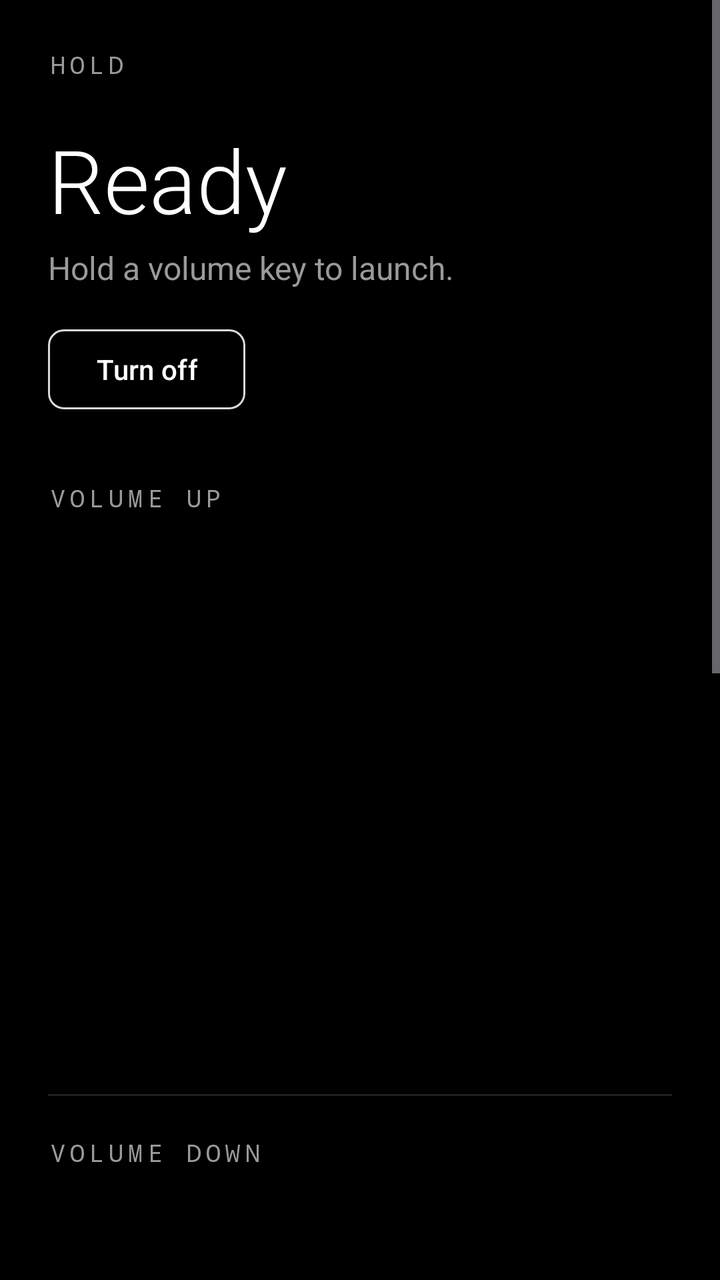
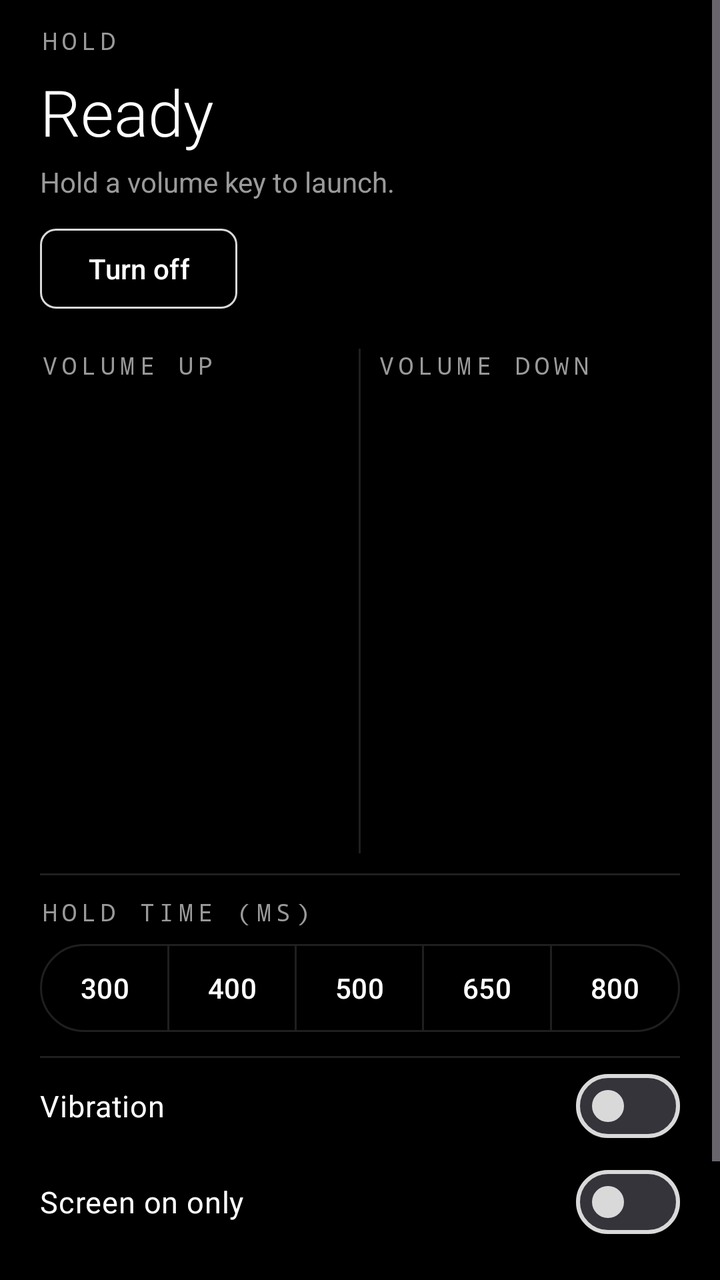

Before-and-after screenshots of an Android layout around one commit, followed by the original layout XML and the change that was made.
<!-- AndroidManifest.xml: application theme Theme.Hold -->
<!-- res/layout/activity_main.xml -->
<?xml version="1.0" encoding="utf-8"?>
<ScrollView xmlns:android="http://schemas.android.com/apk/res/android"
    xmlns:app="http://schemas.android.com/apk/res-auto"
    android:id="@+id/root"
    android:layout_width="match_parent"
    android:layout_height="match_parent"
    android:background="@color/black"
    android:clipToPadding="false"
    android:fillViewport="true">

    <LinearLayout
        android:layout_width="match_parent"
        android:layout_height="wrap_content"
        android:orientation="vertical"
        android:padding="24dp">

        <TextView
            style="@style/Label"
            android:layout_width="wrap_content"
            android:layout_height="wrap_content"
            android:text="Hold" />

        <TextView
            android:id="@+id/headline"
            android:layout_width="wrap_content"
            android:layout_height="wrap_content"
            android:layout_marginTop="20dp"
            android:fontFamily="sans-serif-light"
            android:text="Ready"
            android:textColor="@color/white"
            android:textSize="44sp" />

        <TextView
            android:id="@+id/sub"
            android:layout_width="wrap_content"
            android:layout_height="wrap_content"
            android:layout_marginTop="4dp"
            android:text="Hold a volume key to launch."
            android:textColor="@color/secondary"
            android:textSize="16sp" />

        <LinearLayout
            android:layout_width="wrap_content"
            android:layout_height="wrap_content"
            android:layout_marginTop="16dp"
            android:orientation="horizontal">

            <com.google.android.material.button.MaterialButton
                android:id="@+id/btnOn"
                style="@style/Widget.Hold.Button.Filled"
                android:layout_width="wrap_content"
                android:layout_height="wrap_content"
                android:text="Turn on"
                android:visibility="gone" />

            <com.google.android.material.button.MaterialButton
                android:id="@+id/btnOff"
                style="@style/Widget.Hold.Button.Outlined"
                android:layout_width="wrap_content"
                android:layout_height="wrap_content"
                android:text="Turn off"
                android:textColor="@color/white" />
        </LinearLayout>

        <TextView
            style="@style/Label"
            android:layout_width="wrap_content"
            android:layout_height="wrap_content"
            android:layout_marginTop="32dp"
            android:text="Volume up" />

        <androidx.viewpager2.widget.ViewPager2
            android:id="@+id/pagerUp"
            android:layout_width="match_parent"
            android:layout_height="270dp" />

        <LinearLayout
            android:id="@+id/dotsUp"
            android:layout_width="match_parent"
            android:layout_height="wrap_content"
            android:gravity="center"
            android:orientation="horizontal" />

        <View
            android:layout_width="match_parent"
            android:layout_height="1dp"
            android:layout_marginTop="20dp"
            android:background="@color/divider" />

        <TextView
            style="@style/Label"
            android:layout_width="wrap_content"
            android:layout_height="wrap_content"
            android:layout_marginTop="20dp"
            android:text="Volume down" />

        <androidx.viewpager2.widget.ViewPager2
            android:id="@+id/pagerDown"
            android:layout_width="match_parent"
            android:layout_height="270dp" />

        <LinearLayout
            android:id="@+id/dotsDown"
            android:layout_width="match_parent"
            android:layout_height="wrap_content"
            android:gravity="center"
            android:orientation="horizontal" />

        <View
            android:layout_width="match_parent"
            android:layout_height="1dp"
            android:layout_marginTop="20dp"
            android:background="@color/divider" />

        <TextView
            style="@style/Label"
            android:layout_width="wrap_content"
            android:layout_height="wrap_content"
            android:layout_marginTop="20dp"
            android:text="Hold time (ms)" />

        <com.google.android.material.button.MaterialButtonToggleGroup
            android:id="@+id/holdGroup"
            android:layout_width="match_parent"
            android:layout_height="wrap_content"
            android:layout_marginTop="12dp"
            app:selectionRequired="true"
            app:singleSelection="true">

            <com.google.android.material.button.MaterialButton
                android:id="@+id/h300"
                style="?attr/materialButtonOutlinedStyle"
                android:layout_width="0dp"
                android:layout_height="52dp"
                android:layout_weight="1"
                android:insetTop="0dp"
                android:insetBottom="0dp"
                android:minWidth="0dp"
                android:paddingHorizontal="0dp"
                android:text="300"
                android:textColor="@color/chip_text"
                app:backgroundTint="@color/chip_bg"
                app:strokeColor="@color/divider" />

            <com.google.android.material.button.MaterialButton
                android:id="@+id/h400"
                style="?attr/materialButtonOutlinedStyle"
                android:layout_width="0dp"
                android:layout_height="52dp"
                android:layout_weight="1"
                android:insetTop="0dp"
                android:insetBottom="0dp"
                android:minWidth="0dp"
                android:paddingHorizontal="0dp"
                android:text="400"
                android:textColor="@color/chip_text"
                app:backgroundTint="@color/chip_bg"
                app:strokeColor="@color/divider" />

            <com.google.android.material.button.MaterialButton
                android:id="@+id/h500"
                style="?attr/materialButtonOutlinedStyle"
                android:layout_width="0dp"
                android:layout_height="52dp"
                android:layout_weight="1"
                android:insetTop="0dp"
                android:insetBottom="0dp"
                android:minWidth="0dp"
                android:paddingHorizontal="0dp"
                android:text="500"
                android:textColor="@color/chip_text"
                app:backgroundTint="@color/chip_bg"
                app:strokeColor="@color/divider" />

            <com.google.android.material.button.MaterialButton
                android:id="@+id/h650"
                style="?attr/materialButtonOutlinedStyle"
                android:layout_width="0dp"
                android:layout_height="52dp"
                android:layout_weight="1"
                android:insetTop="0dp"
                android:insetBottom="0dp"
                android:minWidth="0dp"
                android:paddingHorizontal="0dp"
                android:text="650"
                android:textColor="@color/chip_text"
                app:backgroundTint="@color/chip_bg"
                app:strokeColor="@color/divider" />

            <com.google.android.material.button.MaterialButton
                android:id="@+id/h800"
                style="?attr/materialButtonOutlinedStyle"
                android:layout_width="0dp"
                android:layout_height="52dp"
                android:layout_weight="1"
                android:insetTop="0dp"
                android:insetBottom="0dp"
                android:minWidth="0dp"
                android:paddingHorizontal="0dp"
                android:text="800"
                android:textColor="@color/chip_text"
                app:backgroundTint="@color/chip_bg"
                app:strokeColor="@color/divider" />
        </com.google.android.material.button.MaterialButtonToggleGroup>

        <View
            android:layout_width="match_parent"
            android:layout_height="1dp"
            android:layout_marginTop="24dp"
            android:background="@color/divider" />

        <com.google.android.material.materialswitch.MaterialSwitch
            android:id="@+id/swVibration"
            android:layout_width="match_parent"
            android:layout_height="56dp"
            android:text="Vibration"
            android:textColor="@color/white"
            android:textSize="16sp" />

        <com.google.android.material.materialswitch.MaterialSwitch
            android:id="@+id/swScreen"
            android:layout_width="match_parent"
            android:layout_height="56dp"
            android:text="Screen on only"
            android:textColor="@color/white"
            android:textSize="16sp" />

        <TextView
            android:id="@+id/btnSetup"
            style="@style/Label"
            android:layout_width="wrap_content"
            android:layout_height="48dp"
            android:layout_marginTop="12dp"
            android:background="?attr/selectableItemBackground"
            android:gravity="center_vertical"
            android:text="Setup checklist" />

        <TextView
            android:id="@+id/version"
            style="@style/Label"
            android:layout_width="wrap_content"
            android:layout_height="wrap_content"
            android:layout_marginTop="4dp"
            android:text="Hold" />
    </LinearLayout>
</ScrollView>
<!-- resources referenced by this layout -->
<resources>
  <color name="black">#000000</color>
  <color name="divider">#1F1F1F</color>
  <color name="secondary">#9A9A9A</color>
  <color name="white">#FFFFFF</color>
  <style name="Label">
          <item name="android:fontFamily">monospace</item>
          <item name="android:letterSpacing">0.2</item>
          <item name="android:textSize">12sp</item>
          <item name="android:textColor">@color/secondary</item>
          <item name="android:textAllCaps">true</item>
      </style>
  <style name="Widget.Hold.Button.Filled" parent="Widget.Material3.Button">
          <item name="cornerRadius">8dp</item>
      </style>
  <style name="Widget.Hold.Button.Outlined" parent="Widget.Material3.Button.OutlinedButton">
          <item name="cornerRadius">8dp</item>
          <item name="strokeColor">@color/outline</item>
      </style>
  <style name="Theme.Hold" parent="Theme.Material3.Dark.NoActionBar">
          <item name="colorPrimary">#FFFFFF</item>
          <item name="colorOnPrimary">#000000</item>
          <item name="colorPrimaryContainer">#1F1F1F</item>
          <item name="colorOnPrimaryContainer">#FFFFFF</item>
          <item name="colorSecondary">#FFFFFF</item>
          <item name="colorOnSecondary">#000000</item>
          <item name="colorSurface">#000000</item>
          <item name="colorOnSurface">#FFFFFF</item>
          <item name="colorSurfaceVariant">#1F1F1F</item>
          <item name="colorOnSurfaceVariant">#B3B3B3</item>
          <item name="colorOutline">#D9D9D9</item>
          <item name="colorOutlineVariant">#1F1F1F</item>
          <item name="android:colorBackground">#000000</item>
          <item name="colorOnBackground">#FFFFFF</item>
          <item name="android:windowBackground">@color/black</item>
          <item name="android:statusBarColor">@android:color/transparent</item>
          <item name="android:navigationBarColor">@android:color/transparent</item>
          <item name="android:enforceNavigationBarContrast">false</item>
      </style>
  <color name="outline">#D9D9D9</color>
</resources>

<!-- the commit's change to res/layout/activity_main.xml (unified diff, before → after) -->
@@ -12,7 +12,8 @@
         android:layout_width="match_parent"
         android:layout_height="wrap_content"
         android:orientation="vertical"
-        android:padding="24dp">
+        android:paddingHorizontal="20dp"
+        android:paddingVertical="12dp">
 
         <TextView
             style="@style/Label"
@@ -24,11 +25,11 @@
             android:id="@+id/headline"
             android:layout_width="wrap_content"
             android:layout_height="wrap_content"
-            android:layout_marginTop="20dp"
+            android:layout_marginTop="6dp"
             android:fontFamily="sans-serif-light"
             android:text="Ready"
             android:textColor="@color/white"
-            android:textSize="44sp" />
+            android:textSize="32sp" />
 
         <TextView
             android:id="@+id/sub"
@@ -37,12 +38,12 @@
             android:layout_marginTop="4dp"
             android:text="Hold a volume key to launch."
             android:textColor="@color/secondary"
-            android:textSize="16sp" />
+            android:textSize="14sp" />
 
         <LinearLayout
             android:layout_width="wrap_content"
             android:layout_height="wrap_content"
-            android:layout_marginTop="16dp"
+            android:layout_marginTop="10dp"
             android:orientation="horizontal">
 
             <com.google.android.material.button.MaterialButton
@@ -62,68 +63,102 @@
                 android:textColor="@color/white" />
         </LinearLayout>
 
-        <TextView
-            style="@style/Label"
-            android:layout_width="wrap_content"
-            android:layout_height="wrap_content"
-            android:layout_marginTop="32dp"
-            android:text="Volume up" />
-
-        <androidx.viewpager2.widget.ViewPager2
-            android:id="@+id/pagerUp"
-            android:layout_width="match_parent"
-            android:layout_height="270dp" />
-
         <LinearLayout
-            android:id="@+id/dotsUp"
-            android:layout_width="match_parent"
-            android:layout_height="wrap_content"
-            android:gravity="center"
-            android:orientation="horizontal" />
+            android:layout_width="match_parent"
+            android:layout_height="wrap_content"
+            android:layout_marginTop="16dp"
+            android:orientation="horizontal">
+
+            <LinearLayout
+                android:layout_width="0dp"
+                android:layout_height="wrap_content"
+                android:layout_marginEnd="8dp"
+                android:layout_weight="1"
+                android:orientation="vertical">
+
+                <TextView
+                    style="@style/Label"
+                    android:layout_width="wrap_content"
+                    android:layout_height="wrap_content"
+                    android:text="Volume up" />
+
+                <LinearLayout
+                    android:layout_width="match_parent"
+                    android:layout_height="236dp"
+                    android:orientation="horizontal">
+
+                    <androidx.viewpager2.widget.ViewPager2
+                        android:id="@+id/pagerUp"
+                        android:layout_width="0dp"
+                        android:layout_height="match_parent"
+                        android:layout_weight="1" />
+
+                    <LinearLayout
+                        android:id="@+id/dotsUp"
+                        android:layout_width="wrap_content"
+                        android:layout_height="match_parent"
+                        android:gravity="center"
+                        android:orientation="vertical" />
+                </LinearLayout>
+            </LinearLayout>
+
+            <View
+                android:layout_width="1dp"
+                android:layout_height="match_parent"
+                android:background="@color/divider" />
+
+            <LinearLayout
+                android:layout_width="0dp"
+                android:layout_height="wrap_content"
+                android:layout_marginStart="8dp"
+                android:layout_weight="1"
+                android:orientation="vertical">
+
+                <TextView
+                    style="@style/Label"
+                    android:layout_width="wrap_content"
+                    android:layout_height="wrap_content"
+                    android:text="Volume down" />
+
+                <LinearLayout
+                    android:layout_width="match_parent"
+                    android:layout_height="236dp"
+                    android:orientation="horizontal">
+
+                    <androidx.viewpager2.widget.ViewPager2
+                        android:id="@+id/pagerDown"
+                        android:layout_width="0dp"
+                        android:layout_height="match_parent"
+                        android:layout_weight="1" />
+
+                    <LinearLayout
+                        android:id="@+id/dotsDown"
+                        android:layout_width="wrap_content"
+                        android:layout_height="match_parent"
+                        android:gravity="center"
+                        android:orientation="vertical" />
+                </LinearLayout>
+            </LinearLayout>
+        </LinearLayout>
 
         <View
             android:layout_width="match_parent"
             android:layout_height="1dp"
-            android:layout_marginTop="20dp"
+            android:layout_marginTop="10dp"
             android:background="@color/divider" />
 
         <TextView
             style="@style/Label"
             android:layout_width="wrap_content"
             android:layout_height="wrap_content"
-            android:layout_marginTop="20dp"
-            android:text="Volume down" />
-
-        <androidx.viewpager2.widget.ViewPager2
-            android:id="@+id/pagerDown"
-            android:layout_width="match_parent"
-            android:layout_height="270dp" />
-
-        <LinearLayout
-            android:id="@+id/dotsDown"
-            android:layout_width="match_parent"
-            android:layout_height="wrap_content"
-            android:gravity="center"
-            android:orientation="horizontal" />
-
-        <View
-            android:layout_width="match_parent"
-            android:layout_height="1dp"
-            android:layout_marginTop="20dp"
-            android:background="@color/divider" />
-
-        <TextView
-            style="@style/Label"
-            android:layout_width="wrap_content"
-            android:layout_height="wrap_content"
-            android:layout_marginTop="20dp"
+            android:layout_marginTop="10dp"
             android:text="Hold time (ms)" />
 
         <com.google.android.material.button.MaterialButtonToggleGroup
             android:id="@+id/holdGroup"
             android:layout_width="match_parent"
             android:layout_height="wrap_content"
-            android:layout_marginTop="12dp"
+            android:layout_marginTop="8dp"
             app:selectionRequired="true"
             app:singleSelection="true">
 
@@ -131,7 +166,7 @@
                 android:id="@+id/h300"
                 style="?attr/materialButtonOutlinedStyle"
                 android:layout_width="0dp"
-                android:layout_height="52dp"
+                android:layout_height="44dp"
                 android:layout_weight="1"
                 android:insetTop="0dp"
                 android:insetBottom="0dp"
@@ -146,7 +181,7 @@
                 android:id="@+id/h400"
                 style="?attr/materialButtonOutlinedStyle"
                 android:layout_width="0dp"
-                android:layout_height="52dp"
+                android:layout_height="44dp"
                 android:layout_weight="1"
                 android:insetTop="0dp"
                 android:insetBottom="0dp"
@@ -161,7 +196,7 @@
                 android:id="@+id/h500"
                 style="?attr/materialButtonOutlinedStyle"
                 android:layout_width="0dp"
-                android:layout_height="52dp"
+                android:layout_height="44dp"
                 android:layout_weight="1"
                 android:insetTop="0dp"
                 android:insetBottom="0dp"
@@ -176,7 +211,7 @@
                 android:id="@+id/h650"
                 style="?attr/materialButtonOutlinedStyle"
                 android:layout_width="0dp"
-                android:layout_height="52dp"
+                android:layout_height="44dp"
                 android:layout_weight="1"
                 android:insetTop="0dp"
                 android:insetBottom="0dp"
@@ -191,7 +226,7 @@
                 android:id="@+id/h800"
                 style="?attr/materialButtonOutlinedStyle"
                 android:layout_width="0dp"
-                android:layout_height="52dp"
+                android:layout_height="44dp"
                 android:layout_weight="1"
                 android:insetTop="0dp"
                 android:insetBottom="0dp"
@@ -206,31 +241,31 @@
         <View
             android:layout_width="match_parent"
             android:layout_height="1dp"
-            android:layout_marginTop="24dp"
+            android:layout_marginTop="12dp"
             android:background="@color/divider" />
 
         <com.google.android.material.materialswitch.MaterialSwitch
             android:id="@+id/swVibration"
             android:layout_width="match_parent"
-            android:layout_height="56dp"
+            android:layout_height="48dp"
             android:text="Vibration"
             android:textColor="@color/white"
-            android:textSize="16sp" />
+            android:textSize="15sp" />
 
         <com.google.android.material.materialswitch.MaterialSwitch
             android:id="@+id/swScreen"
             android:layout_width="match_parent"
-            android:layout_height="56dp"
+            android:layout_height="48dp"
             android:text="Screen on only"
             android:textColor="@color/white"
-            android:textSize="16sp" />
+            android:textSize="15sp" />
 
         <TextView
             android:id="@+id/btnSetup"
             style="@style/Label"
             android:layout_width="wrap_content"
-            android:layout_height="48dp"
-            android:layout_marginTop="12dp"
+            android:layout_height="44dp"
+            android:layout_marginTop="4dp"
             android:background="?attr/selectableItemBackground"
             android:gravity="center_vertical"
             android:text="Setup checklist" />
